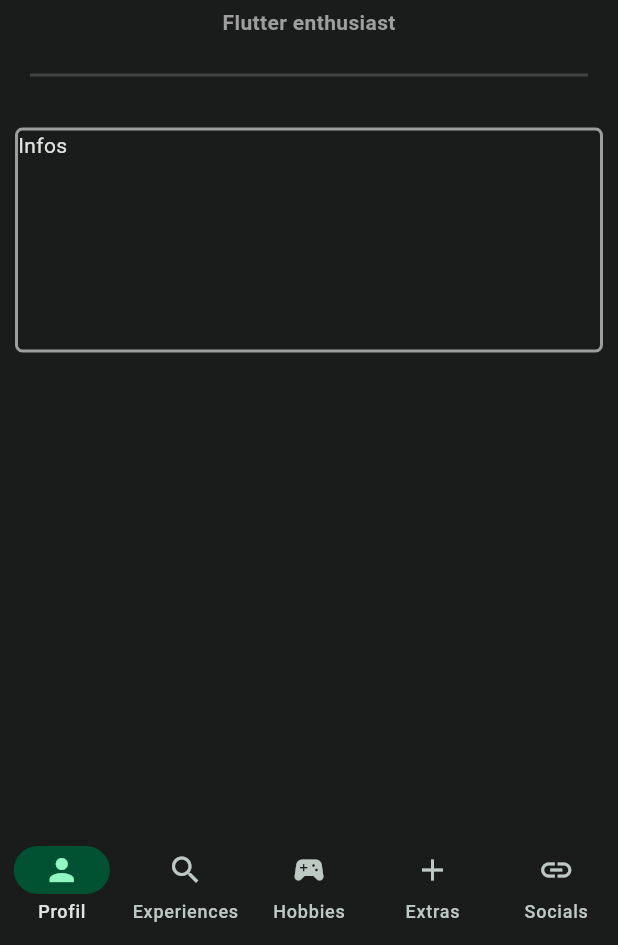
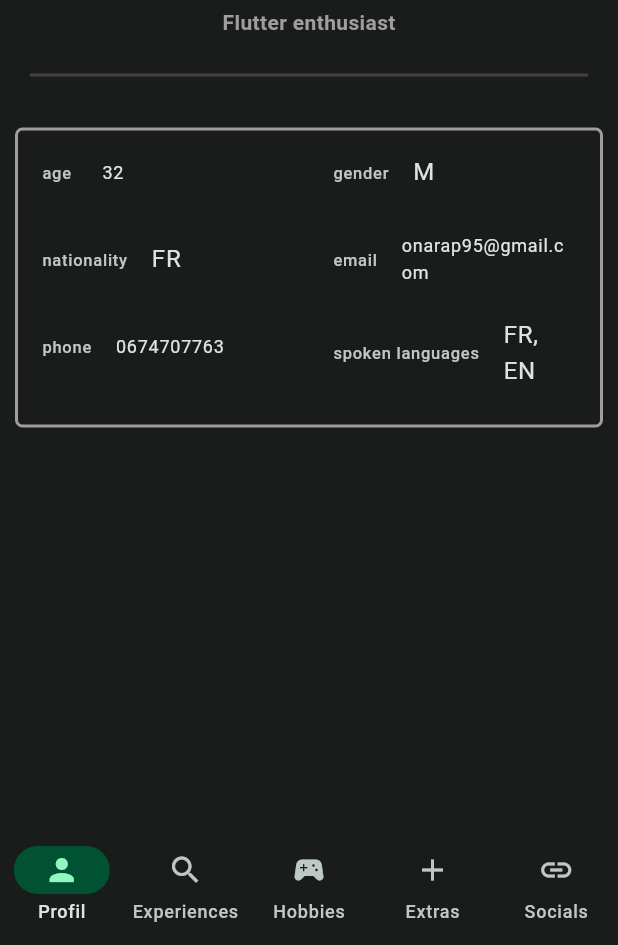
Before and after one commit to On-Arap/vincentburel_resume, a Flutter app: the screen it shows after launch, on a phone screen of 412 x 824 dp, the part 291-1236 px from its top. Run offline on Flutter 3.47's test engine with Material 2 defaults, Android fonts, the phone set to English and light mode, and no system bars; our stand-ins replace bloc.

Commit message:
push design Infos + cubit

```diff
--- a/assets/infos.json
+++ b/assets/infos.json
@@ -1,8 +1,8 @@
 {
-    "age": 32,
+    "age": "32",
     "gender": "M",
     "nationality ": "FR",
     "email": "onarap95@gmail.com",
     "phone": "0674707763",
-    "spoken languages": ["FR", "EN"]
+    "spoken languages": "FR, EN"
 }
--- /dev/null
+++ b/lib/constant/informations.dart
@@ -0,0 +1,43 @@
+import 'package:flutter/material.dart';
+
+class Informations extends StatefulWidget {
+  const Informations({super.key});
+
+  @override
+  State<Informations> createState() => InformationStates();
+}
+
+class InformationStates extends State<Informations> {
+  late Map data;
+
+  @override
+  Widget build(BuildContext context) {
+    return Padding(
+      padding: const EdgeInsets.all(10.0),
+      child: Stack(
+        children: [
+          Container(
+            height: 200,
+            decoration: BoxDecoration(
+              borderRadius: const BorderRadius.all(Radius.circular(5)),
+              border: Border.all(color: Colors.grey, width: 2.0, style: BorderStyle.solid),
+            ),
+            child: GridView.count(
+              crossAxisCount: 2,
+              childAspectRatio: (1 / .3),
+              shrinkWrap: true,
+              children: const [
+                ListTile(leading: Text("age"), title: Text("32", style: TextStyle(fontSize: 12))),
+                ListTile(leading: Text("gender"), title: Text("M")),
+                ListTile(leading: Text("nationality"), title: Text("FR")),
+                ListTile(leading: Text("email"), title: Text("onarap95@gmail.com", style: TextStyle(fontSize: 12))),
+                ListTile(leading: Text("phone"), title: Text("0674707763", style: TextStyle(fontSize: 12))),
+                ListTile(leading: Text("spoken languages"), title: Text("FR, EN")),
+              ],
+            ),
+          ),
+        ],
+      ),
+    );
+  }
+}
--- a/lib/pages/profil_page.dart
+++ b/lib/pages/profil_page.dart
@@ -1,4 +1,5 @@
 import 'package:flutter/material.dart';
+import 'package:vincentburel_resume/constant/informations.dart';
 import '../constant/destinations.dart';
 
 class ProfilPage extends StatefulWidget {
@@ -42,18 +43,7 @@ class _ProfilPageState extends State<ProfilPage> {
             ],
           ),
           Divider(height: 50, thickness: 2, indent: 20, endIndent: 20, color: Colors.grey[800]),
-          Padding(
-            padding: const EdgeInsets.all(10.0),
-            child: Container(
-              width: double.infinity,
-              height: 150,
-              decoration: BoxDecoration(
-                borderRadius: const BorderRadius.all(Radius.circular(5)),
-                border: Border.all(color: Colors.grey, width: 2.0, style: BorderStyle.solid),
-              ),
-              child: const Text('Infos'),
-            ),
-          )
+          const Informations(),
         ],
       ),
     );
--- a/pubspec.yaml
+++ b/pubspec.yaml
@@ -11,6 +11,7 @@ dependencies:
   flutter:
     sdk: flutter
   cupertino_icons: ^1.0.2
+  bloc: ^8.1.2
 
 dev_dependencies:
   flutter_test:
```
Also changed, not shown: lib/cubit/infos_cubit.dart (added, +20 -0 lines), lib/cubit/infos_state.dart (added, +24 -0 lines), pubspec.lock.
